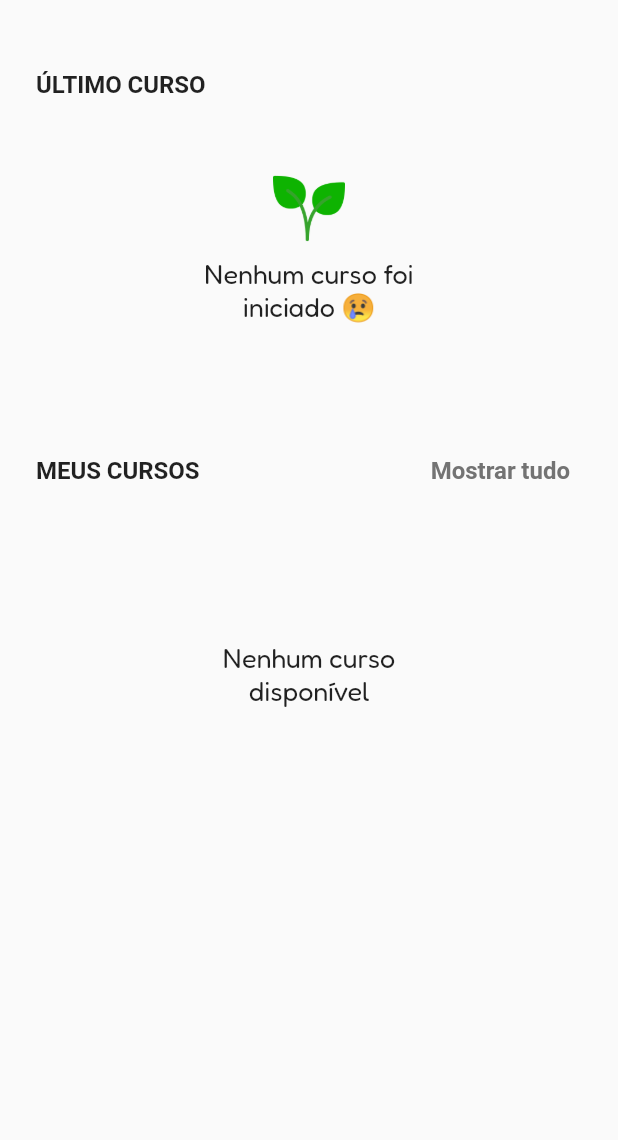
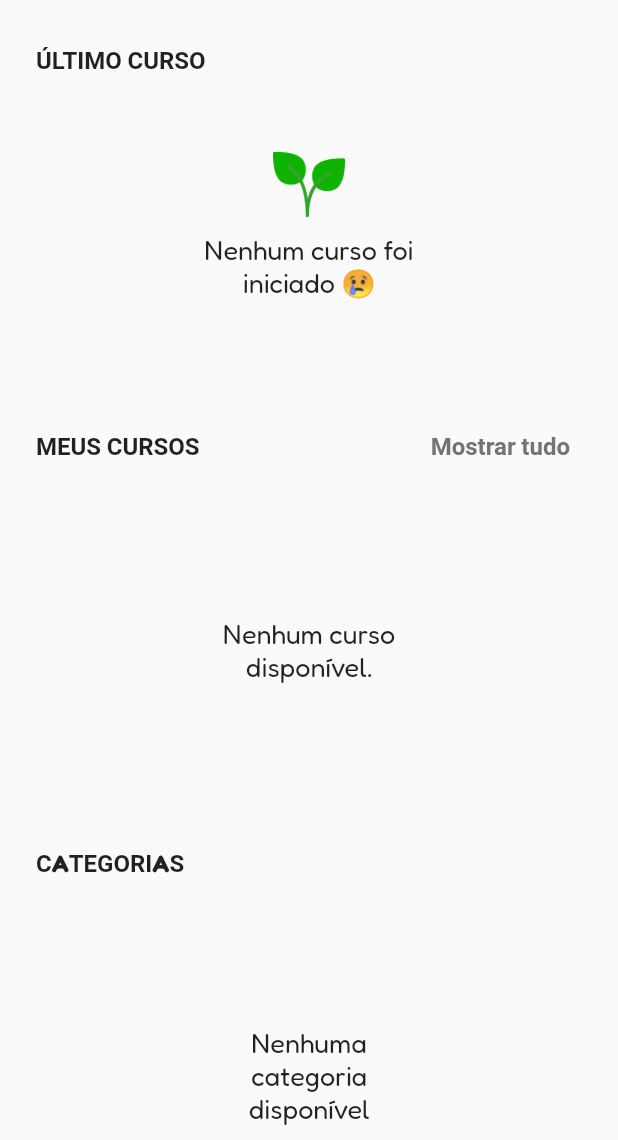
Before and after one commit to CaioLuppo/BioReinoApp, a Flutter app: the ScreenNavigator screen opened directly, on a phone screen of 412 x 824 dp, the part 96-1236 px from its top. Run offline on Flutter 3.47's test engine with Material 2 defaults, Android fonts, the phone set to English and light mode, and no system bars; our stand-ins replace connectivity_plus, flutter_cache_manager, flutter_svg, google_fonts, internet_connection_checker, realm and 1 more; missing offline and left inert: bcrypt, mongo_dart; accounts and stored records are empty; Roboto replaces fonts that are missing (Catamaran).

Commit message:
feat: sessão categoria

```diff
--- a/lib/controller/database/dao/courses_dao.dart
+++ b/lib/controller/database/dao/courses_dao.dart
@@ -1,13 +1,28 @@
 import 'package:bioreino_mobile/controller/database/dao/lessons_dao.dart';
 import 'package:bioreino_mobile/controller/database/dao/student_dao.dart';
-import 'package:bioreino_mobile/controller/database/mongodb.dart';
+import 'package:bioreino_mobile/controller/database/mongodb_database.dart';
+import 'package:bioreino_mobile/model/category.dart';
 import 'package:bioreino_mobile/model/course.dart';
 
 class CoursesDAO {
   static List<Course> coursesList = [];
 
+  static Future<List<Category>> getCategories() async {
+    final query = _defineQuery();
+    final List<Category> list = [];
+
+    final result = await Database.categoriesCollection?.find(query).toList();
+    if (result != null) {
+      for (var category in result) {
+        list.add(Category(category));
+      }
+    }
+
+    return list;
+  }
+
   static Future<List<Course>> getAll() async {
-    Map<String, dynamic> query = _defineQuery();
+    final query = _defineQuery();
     List<Course> list = [];
     final result = await Database.coursesCollection?.find(query).toList();
 
--- a/lib/controller/database/dao/lessons_dao.dart
+++ b/lib/controller/database/dao/lessons_dao.dart
@@ -1,5 +1,5 @@
 import 'package:bioreino_mobile/controller/database/dao/courses_dao.dart';
-import 'package:bioreino_mobile/controller/database/mongodb.dart';
+import 'package:bioreino_mobile/controller/database/mongodb_database.dart';
 import 'package:bioreino_mobile/model/lesson.dart';
 
 class LessonsDAO {
--- a/lib/controller/database/dao/student_dao.dart
+++ b/lib/controller/database/dao/student_dao.dart
@@ -5,7 +5,7 @@ import 'package:flutter_cache_manager/flutter_cache_manager.dart';
 import 'package:shared_preferences/shared_preferences.dart';
 import 'package:bcrypt/bcrypt.dart';
 
-import 'package:bioreino_mobile/controller/database/mongodb.dart';
+import 'package:bioreino_mobile/controller/database/mongodb_database.dart';
 
 abstract class StudentDAO {
   static Student? student;
--- a/lib/controller/screens/error_screen/error_screen_controller.dart
+++ b/lib/controller/screens/error_screen/error_screen_controller.dart
@@ -1,4 +1,4 @@
-import 'package:bioreino_mobile/controller/database/mongodb.dart';
+import 'package:bioreino_mobile/controller/database/mongodb_database.dart';
 import 'package:bioreino_mobile/controller/screens/route_animation.dart';
 import 'package:bioreino_mobile/view/screens/connection_error_screen/connection_error_screen.dart';
 import 'package:bioreino_mobile/view/screens/splash_screen/splash_screen.dart';
--- a/lib/controller/screens/login_screen/login_controller.dart
+++ b/lib/controller/screens/login_screen/login_controller.dart
@@ -1,7 +1,7 @@
 import 'dart:convert';
 
 import 'package:bioreino_mobile/controller/database/dao/student_dao.dart';
-import 'package:bioreino_mobile/controller/database/mongodb.dart';
+import 'package:bioreino_mobile/controller/database/mongodb_database.dart';
 import 'package:bioreino_mobile/controller/screens/login_screen/login_form_controller.dart';
 import 'package:bioreino_mobile/controller/screens/route_animation.dart';
 import 'package:bioreino_mobile/model/student.dart';
--- a/lib/controller/screens/route_animation.dart
+++ b/lib/controller/screens/route_animation.dart
@@ -1,4 +1,4 @@
-import 'package:bioreino_mobile/controller/database/mongodb.dart';
+import 'package:bioreino_mobile/controller/database/mongodb_database.dart';
 import 'package:bioreino_mobile/controller/screens/login_screen/login_controller.dart';
 import 'package:bioreino_mobile/view/screens/connection_error_screen/connection_error_screen.dart';
 import 'package:bioreino_mobile/view/screens/login/login_screen.dart';
--- /dev/null
+++ b/lib/model/category.dart
@@ -0,0 +1,8 @@
+class Category {
+  final String name;
+  final String plan;
+
+  Category(Map<String, dynamic> map)
+      : name = map["name"],
+        plan = map["plan"];
+}
--- a/lib/view/screens/screen_navigator/components/drawer/drawer.dart
+++ b/lib/view/screens/screen_navigator/components/drawer/drawer.dart
@@ -22,6 +22,7 @@ class BRDrawer extends Drawer {
   BRDrawer(final BuildContext context, final UpdatableDrawer navigator,
       {super.key})
       : super(
+
           elevation: 0,
           backgroundColor: Theme.of(context).scaffoldBackgroundColor,
           shape: RoundedRectangleBorder(
--- a/lib/view/screens/screen_navigator/pages/home/components/empty_list.dart
+++ b/lib/view/screens/screen_navigator/pages/home/components/empty_list.dart
@@ -1,7 +1,10 @@
 part of home_page;
 
 class EmptyList extends StatelessWidget {
-  const EmptyList({
+  final String message;
+
+  const EmptyList(
+    this.message, {
     super.key,
   });
 
@@ -12,7 +15,7 @@ class EmptyList extends StatelessWidget {
         child: SizedBox(
           width: 150,
           child: Text(
-            "Nenhum curso disponível",
+            message,
             textAlign: TextAlign.center,
             style: Theme.of(context).textTheme.bodyLarge,
           ),
--- a/lib/view/screens/screen_navigator/pages/home/home.dart
+++ b/lib/view/screens/screen_navigator/pages/home/home.dart
@@ -2,16 +2,23 @@ library home_page;
 
 import 'package:bioreino_mobile/controller/database/dao/courses_dao.dart';
 import 'package:bioreino_mobile/controller/database/dao/student_dao.dart';
+import 'package:bioreino_mobile/controller/util/list_util.dart';
 import 'package:bioreino_mobile/controller/util/theme_util.dart';
+import 'package:bioreino_mobile/model/category.dart';
 import 'package:bioreino_mobile/model/course.dart';
 import 'package:bioreino_mobile/view/global_components/widgets/loading_bar.dart';
 import 'package:bioreino_mobile/view/themes/theme.dart';
 import 'package:flutter/material.dart';
 
+part 'components/category_card.dart';
 part 'components/course_card.dart';
 part 'components/empty_list.dart';
 part 'components/no_last_course.dart';
 part 'components/progress_bar.dart';
+part 'components/bullet.dart';
+part 'components/categories_list.dart';
+
+part 'sessions/categories.dart';
 part 'sessions/course_list.dart';
 part 'sessions/last_course.dart';
 
@@ -26,14 +33,16 @@ class _HomePageState extends State<HomePage> {
   @override
   Widget build(BuildContext context) {
     return SingleChildScrollView(
+      physics: const BouncingScrollPhysics(),
       scrollDirection: Axis.vertical,
       child: Column(
-        children: const [
-          Padding(
-            padding: EdgeInsets.all(24.0),
-            child: LastCourse(),
+        children: [
+          const Padding(
+            padding: EdgeInsets.fromLTRB(24, 8, 24, 24),
+            child: LastCourseSession(),
           ),
-          CourseList(),
+          const CourseListSession(),
+          CategoriesSession(),
         ],
       ),
     );
--- /dev/null
+++ b/lib/view/screens/screen_navigator/pages/home/sessions/categories.dart
@@ -0,0 +1,58 @@
+part of home_page;
+
+class CategoriesSession extends StatelessWidget {
+  final GlobalKey<BulletState> _bulletKey = GlobalKey();
+  final _pageController = PageController();
+
+  CategoriesSession({super.key});
+
+  @override
+  Widget build(BuildContext context) {
+    return Wrap(
+      children: [
+        Padding(
+          padding: const EdgeInsets.fromLTRB(24, 24, 24, 0),
+          child: Text(
+            "CATEGORIAS",
+            style: Theme.of(context).textTheme.titleMedium,
+          ),
+        ),
+        Padding(
+          padding: const EdgeInsets.fromLTRB(0, 8, 0, 8),
+          child: SizedBox(
+            height: 250,
+            child: FutureBuilder(
+              future: CoursesDAO.getCategories(),
+              builder: (context, snapshot) {
+                if (snapshot.connectionState == ConnectionState.done) {
+                  if (snapshot.hasData) {
+                    final defaultList = snapshot.data!;
+                    final List<List<Category>> lists = [];
+                    organizeLists(defaultList, lists, 6);
+                    return Column(
+                      children: [
+                        CategoriesList(
+                          lists: lists,
+                          defaultList: defaultList,
+                          controller: _pageController,
+                          bulletKey: _bulletKey,
+                        ),
+                        Bullet(
+                          lists: lists,
+                          pageController: _pageController,
+                          key: _bulletKey,
+                        ),
+                      ],
+                    );
+                  }
+                  return const EmptyList("Nenhuma categoria disponível");
+                }
+                return const LoadingBar();
+              },
+            ),
+          ),
+        ),
+      ],
+    );
+  }
+}
--- a/lib/view/screens/screen_navigator/pages/home/sessions/course_list.dart
+++ b/lib/view/screens/screen_navigator/pages/home/sessions/course_list.dart
@@ -1,13 +1,13 @@
 part of home_page;
 
-class CourseList extends StatefulWidget {
-  const CourseList({super.key});
+class CourseListSession extends StatefulWidget {
+  const CourseListSession({super.key});
 
   @override
-  State<CourseList> createState() => _CourseListState();
+  State<CourseListSession> createState() => _CourseListSessionState();
 }
 
-class _CourseListState extends State<CourseList> {
+class _CourseListSessionState extends State<CourseListSession> {
   final String myCoursesTitle = "MEUS CURSOS";
   final String allText = "Mostrar tudo";
 
@@ -47,14 +47,7 @@ class _CourseListState extends State<CourseList> {
           FutureBuilder(
             future: CoursesDAO.getAll(),
             builder: (context, snapshot) {
-              switch (snapshot.connectionState) {
-                case ConnectionState.none:
-                  return const EmptyList();
-                case ConnectionState.waiting:
-                  return const Expanded(child: Center(child: LoadingBar()));
-                case ConnectionState.active:
-                  return const Expanded(child: Center(child: LoadingBar()));
-                case ConnectionState.done:
+              if (snapshot.connectionState == ConnectionState.done) {
                 if (snapshot.hasData) {
                   return Expanded(
                     child: ListView.builder(
@@ -68,8 +61,7 @@ class _CourseListState extends State<CourseList> {
                       itemBuilder: (context, index) {
                         Course course = CoursesDAO.coursesList[index];
                         return Padding(
-                            padding:
-                                const EdgeInsets.symmetric(horizontal: 12.0),
+                          padding: const EdgeInsets.symmetric(horizontal: 12.0),
                           child: CourseCard(
                             course: course,
                             progress: StudentDAO.student!.getProgress(course),
@@ -79,9 +71,10 @@ class _CourseListState extends State<CourseList> {
                     ),
                   );
                 } else {
-                    return const EmptyList();
+                  return const EmptyList("Nenhum curso disponível.");
                 }
               }
+              return const LoadingBar();
             },
           ),
         ],
--- a/lib/view/screens/screen_navigator/pages/home/sessions/last_course.dart
+++ b/lib/view/screens/screen_navigator/pages/home/sessions/last_course.dart
@@ -1,7 +1,7 @@
 part of home_page;
 
-class LastCourse extends StatelessWidget {
-  const LastCourse({super.key});
+class LastCourseSession extends StatelessWidget {
+  const LastCourseSession({super.key});
 
   final String lastCourseText = "ÚLTIMO CURSO";
 
@@ -13,7 +13,7 @@ class LastCourse extends StatelessWidget {
           lastCourseText,
           style: Theme.of(context).textTheme.titleMedium,
         ),
-        const NoLastCourse()
+        const NoLastCourse(),
       ],
     );
   }
--- a/lib/view/screens/screen_navigator/screen_navigator.dart
+++ b/lib/view/screens/screen_navigator/screen_navigator.dart
@@ -33,7 +33,11 @@ class _ScreenNavigatorState extends State<ScreenNavigator>
   Widget build(BuildContext context) {
     return Scaffold(
       appBar: appBar,
-      drawer: BRDrawer(context, this),
+      drawerEnableOpenDragGesture: false,
+      drawer: Padding(
+        padding: const EdgeInsets.all(8.0),
+        child: BRDrawer(context, this),
+      ),
       body: pagesList[page.index],
     );
   }
```
Also changed, not shown: lib/controller/util/list_util.dart (added, +14 -0 lines), lib/view/screens/screen_navigator/pages/home/components/bullet.dart (added, +60 -0 lines), lib/view/screens/screen_navigator/pages/home/components/categories_list.dart (added, +45 -0 lines), lib/view/screens/screen_navigator/pages/home/components/category_card.dart (added, +49 -0 lines), lib/controller/database/mongodb_database.dart (renamed from lib/controller/database/mongodb.dart). Lines whose indentation alone changed are shown as unchanged.
